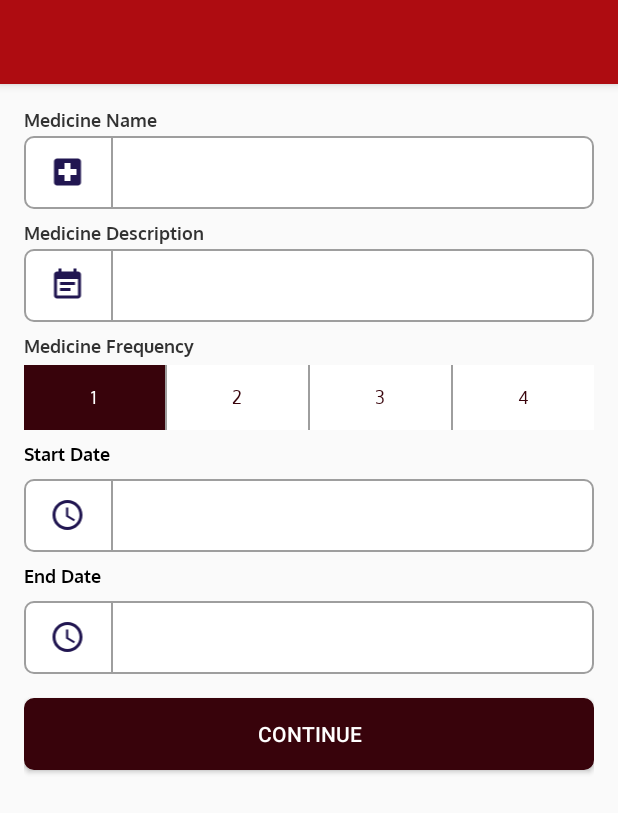
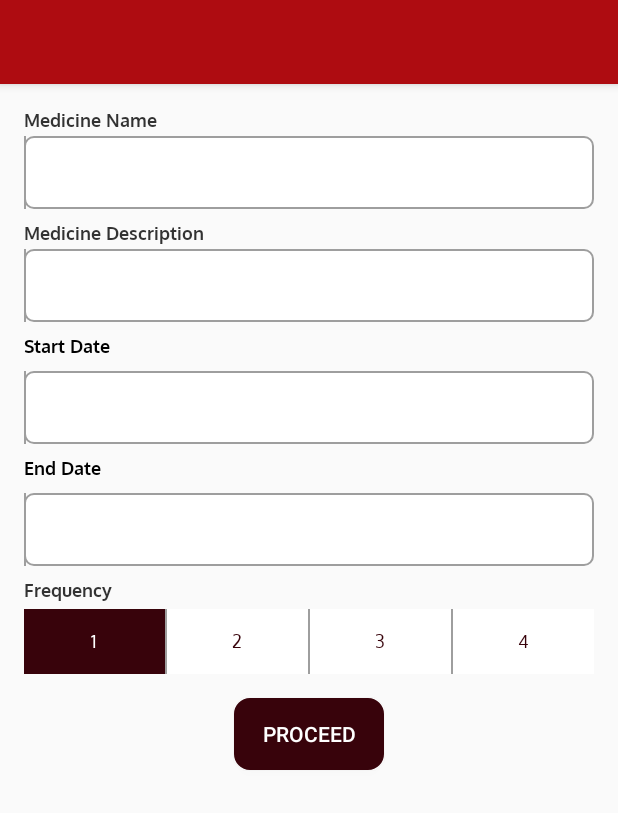
Before and after one commit to kenny-io/Manage-Meds, an Android app: the layout activity_add_medicine.xml on its own in the app's theme, with its tools: preview values and no code run, on a phone screen of 412 x 824 dp. Shown: the top 813 px of the screen. Run offline under Robolectric (Android 15) with nearby library versions, the phone set to English and light mode, and no system bars.

Commit message:
update ui

```diff
--- a/app/src/main/java/com/example/ekene/managemeds/DB/dao/MedicineDao.java
+++ b/app/src/main/java/com/example/ekene/managemeds/DB/dao/MedicineDao.java
@@ -15,7 +15,7 @@ import static android.arch.persistence.room.OnConflictStrategy.REPLACE;
 @Dao
 public interface MedicineDao {
 
-    //Get all Medicine
+    //Get all Medicine From DB
     @Query("SELECT * FROM Medicine")
     LiveData<List<Medicine>> getAllMedicine();
 
--- a/app/src/main/java/com/example/ekene/managemeds/settings/Settings.java
+++ b/app/src/main/java/com/example/ekene/managemeds/settings/Settings.java
@@ -26,9 +26,9 @@ public class Settings {
         defaultPrefs = PreferenceManager.getDefaultSharedPreferences(context);
     }
 
-    /**
-     * Set Logged in
-     */
+
+    // Set Logged in
+
     public static boolean isLoggedIn() {
         return settings.getBoolean(LOGGED_IN_SHARED_PREF, false);
     }
--- a/app/src/main/res/drawable/bg_blue_button.xml
+++ b/app/src/main/res/drawable/bg_blue_button.xml
@@ -8,6 +8,6 @@
         android:width="1dp"
         android:color="@color/bg_login_button" />
 
-    <corners android:radius="6dp"/>
+    <corners android:radius="10dp"/>
 
 </shape>
--- a/app/src/main/res/layout/activity_add_medicine.xml
+++ b/app/src/main/res/layout/activity_add_medicine.xml
@@ -32,7 +32,7 @@
             android:layout_width="match_parent"
             android:layout_height="wrap_content"
             android:alpha="0.8"
-            android:text="@string/medicine_name"
+            android:text="@string/med_name"
             android:textStyle="normal" />
 
         <LinearLayout
@@ -41,13 +41,6 @@
             android:layout_marginTop="2dp"
             android:background="@drawable/bg_edit_text_gray"
             android:orientation="horizontal">
-
-            <ImageView
-                android:layout_width="0dp"
-                android:layout_height="wrap_content"
-                android:layout_weight="1"
-                android:padding="@dimen/padding_average"
-                app:srcCompat="@drawable/ic_add_medicine" />
 
             <View
                 android:layout_width="1dp"
@@ -73,7 +66,7 @@
             android:layout_height="wrap_content"
             android:layout_marginTop="@dimen/margin_small"
             android:alpha="0.8"
-            android:text="@string/medicine_description"
+            android:text="@string/med_description"
             android:textStyle="normal" />
 
         <LinearLayout
@@ -83,12 +76,6 @@
             android:background="@drawable/bg_edit_text_gray"
             android:orientation="horizontal">
 
-            <ImageView
-                android:layout_width="0dp"
-                android:layout_height="wrap_content"
-                android:layout_weight="1"
-                android:padding="@dimen/padding_average"
-                app:srcCompat="@drawable/ic_add_description" />
 
             <View
                 android:layout_width="1dp"
@@ -107,13 +94,78 @@
 
         </LinearLayout>
 
+
+
+        <TextView
+            style="@style/generalScreenHints"
+            android:layout_width="match_parent"
+            android:layout_height="wrap_content"
+            android:layout_marginTop="@dimen/margin_small"
+            android:text="@string/start_date" />
+
+        <LinearLayout
+            android:layout_width="match_parent"
+            android:layout_height="wrap_content"
+            android:layout_marginTop="@dimen/margin_small"
+            android:background="@drawable/bg_edit_text_gray"
+            android:orientation="horizontal">
+
+
+            <View
+                android:layout_width="1dp"
+                android:layout_height="match_parent"
+                android:background="@color/gws_color_material_grey_500" />
+
+            <com.example.ekene.managemeds.util.CustomEditText
+                android:id="@+id/editTextMedicineStartDate"
+                android:layout_width="0dp"
+                android:layout_height="wrap_content"
+                android:layout_weight="5.5"
+                android:background="@android:color/transparent"
+                android:focusable="false"
+                android:padding="12dp"
+                android:singleLine="true" />
+
+        </LinearLayout>
+
+        <TextView
+            style="@style/generalScreenHints"
+            android:layout_width="match_parent"
+            android:layout_height="wrap_content"
+            android:layout_marginTop="@dimen/margin_small"
+            android:text="@string/end_date" />
+
+        <LinearLayout
+            android:layout_width="match_parent"
+            android:layout_height="wrap_content"
+            android:layout_marginTop="@dimen/margin_small"
+            android:background="@drawable/bg_edit_text_gray"
+            android:orientation="horizontal">
+
+
+            <View
+                android:layout_width="1dp"
+                android:layout_height="match_parent"
+                android:background="@color/gws_color_material_grey_500" />
+
+            <com.example.ekene.managemeds.util.CustomEditText
+                android:id="@+id/editTextMedicineEndDate"
+                android:layout_width="0dp"
+                android:layout_height="wrap_content"
+                android:layout_weight="5.5"
+                android:background="@android:color/transparent"
+                android:focusable="false"
+                android:padding="12dp"
+                android:singleLine="true" />
+
+        </LinearLayout>
         <TextView
             style="@style/generalScreenHints"
             android:layout_width="match_parent"
             android:layout_height="wrap_content"
             android:layout_marginTop="@dimen/margin_small"
             android:alpha="0.8"
-            android:text="@string/medicine_frequency"
+            android:text="@string/med_frequency"
             android:textStyle="normal" />
 
         <LinearLayout
@@ -193,85 +245,10 @@
 
         </LinearLayout>
 
-        <TextView
-            style="@style/generalScreenHints"
-            android:layout_width="match_parent"
-            android:layout_height="wrap_content"
-            android:layout_marginTop="@dimen/margin_small"
-            android:text="@string/start_date" />
-
-        <LinearLayout
-            android:layout_width="match_parent"
-            android:layout_height="wrap_content"
-            android:layout_marginTop="@dimen/margin_small"
-            android:background="@drawable/bg_edit_text_gray"
-            android:orientation="horizontal">
-
-            <ImageView
-                android:layout_width="0dp"
-                android:layout_height="wrap_content"
-                android:layout_weight="1"
-                android:padding="@dimen/padding_average"
-                app:srcCompat="@drawable/ic_add_time" />
-
-            <View
-                android:layout_width="1dp"
-                android:layout_height="match_parent"
-                android:background="@color/gws_color_material_grey_500" />
-
-            <com.example.ekene.managemeds.util.CustomEditText
-                android:id="@+id/editTextMedicineStartDate"
-                android:layout_width="0dp"
-                android:layout_height="wrap_content"
-                android:layout_weight="5.5"
-                android:background="@android:color/transparent"
-                android:focusable="false"
-                android:padding="12dp"
-                android:singleLine="true" />
-
-        </LinearLayout>
-
-        <TextView
-            style="@style/generalScreenHints"
-            android:layout_width="match_parent"
-            android:layout_height="wrap_content"
-            android:layout_marginTop="@dimen/margin_small"
-            android:text="@string/end_date" />
-
-        <LinearLayout
-            android:layout_width="match_parent"
-            android:layout_height="wrap_content"
-            android:layout_marginTop="@dimen/margin_small"
-            android:background="@drawable/bg_edit_text_gray"
-            android:orientation="horizontal">
-
-            <ImageView
-                android:layout_width="0dp"
-                android:layout_height="wrap_content"
-                android:layout_weight="1"
-                android:padding="@dimen/padding_average"
-                app:srcCompat="@drawable/ic_add_time" />
-
-            <View
-                android:layout_width="1dp"
-                android:layout_height="match_parent"
-                android:background="@color/gws_color_material_grey_500" />
-
-            <com.example.ekene.managemeds.util.CustomEditText
-                android:id="@+id/editTextMedicineEndDate"
-                android:layout_width="0dp"
-                android:layout_height="wrap_content"
-                android:layout_weight="5.5"
-                android:background="@android:color/transparent"
-                android:focusable="false"
-                android:padding="12dp"
-                android:singleLine="true" />
-
-        </LinearLayout>
-
         <Button
             android:id="@+id/buttonContinue"
-            android:layout_width="match_parent"
+            android:layout_width="100dp"
+            android:layout_gravity="center"
             android:layout_height="wrap_content"
             android:layout_marginTop="@dimen/margin_normal"
             android:background="@drawable/bg_blue_button"
--- a/app/src/main/res/layout/activity_medicine.xml
+++ b/app/src/main/res/layout/activity_medicine.xml
@@ -142,7 +142,7 @@
                     android:layout_width="match_parent"
                     android:layout_height="wrap_content"
                     android:gravity="center"
-                    android:text="@string/medicine_info"
+                    android:text="@string/medicine_details"
                     android:textAppearance="@style/TextAppearance.AppCompat.Title" />
 
                 <LinearLayout
@@ -208,7 +208,7 @@
                     android:layout_marginEnd="@dimen/margin_normal"
                     android:layout_marginStart="@dimen/margin_normal"
                     android:layout_marginTop="@dimen/margin_normal"
-                    android:text="Medicine Description" />
+                    android:text=" Description" />
 
                 <TextView
                     android:id="@+id/textViewMedDescription"
@@ -218,7 +218,7 @@
                     android:layout_marginEnd="@dimen/margin_normal"
                     android:layout_marginStart="@dimen/margin_normal"
                     android:layout_marginTop="8dp"
-                    tools:text="Have a simple Medicine description here" />
+                    tools:text="This is a pain killer" />
 
                 <View
                     android:layout_width="match_parent"
--- a/app/src/main/res/layout/dialog_profile.xml
+++ b/app/src/main/res/layout/dialog_profile.xml
@@ -65,7 +65,6 @@
             android:layout_marginStart="16dp"
             android:layout_marginTop="16dp"
             android:padding="@dimen/padding_normal"
-            android:text="@string/text_sign_in_advantages"
             android:textAppearance="@style/TextAppearance.AppCompat.Medium"
             app:layout_constraintBottom_toBottomOf="parent"
             app:layout_constraintEnd_toEndOf="parent"
```
Also changed, not shown: app/src/main/AndroidManifest.xml (+34 -3 lines), app/src/main/java/com/example/ekene/managemeds/AuthActivity.java (+9 -14 lines), app/src/main/res/layout/activity_confirm_medicine.xml (+12 -20 lines), app/src/main/res/layout/activity_medicine_success.xml (+8 -8 lines), app/src/main/res/values/strings.xml (+32 -26 lines), 3 other files.
